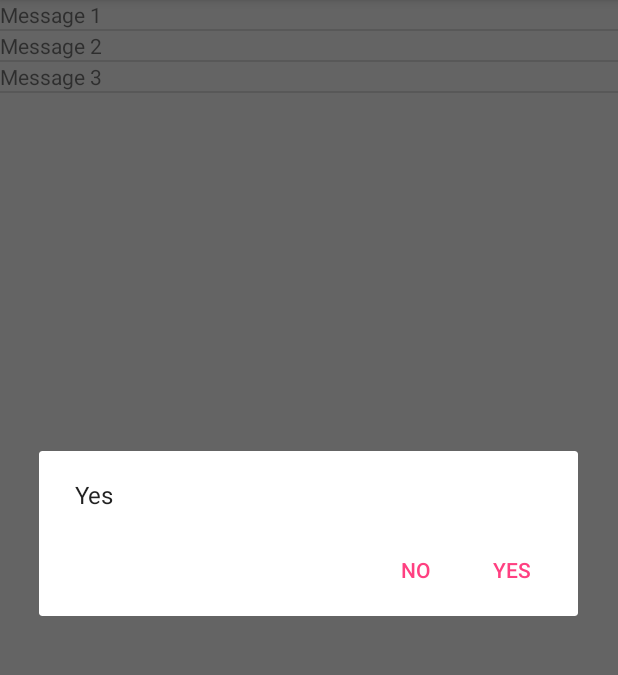
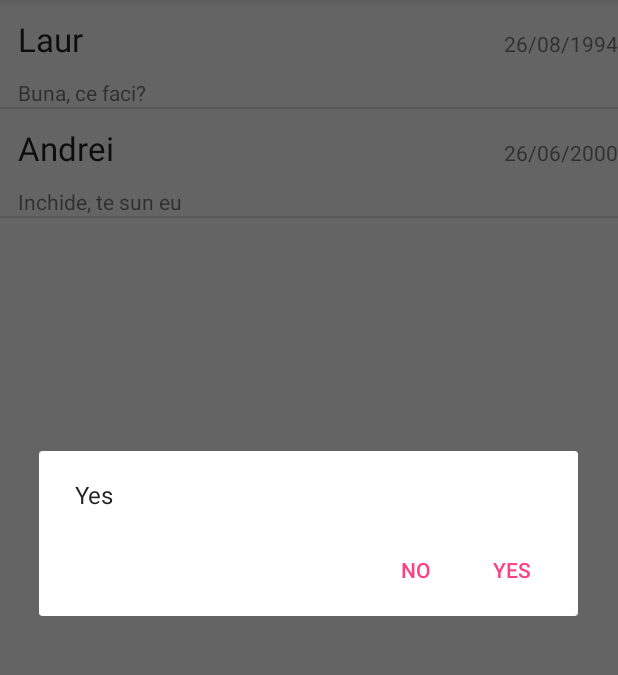
Before and after one commit to iordache-laurentiu/Master-projects, an Android app: the screen it shows after launch (MainActivity), in the options menu, after a tap on "Accesaţi meniul1", on a phone screen of 412 x 824 dp, the part 84-759 px from its top. Run offline under Robolectric (Android 15) with nearby library versions, the phone set to English and light mode, and no system bars.

Commit message:
ListView second try to display complexe objects content. It displays just some basic strings, which is enough for the requested sms read application.

```diff
--- a/sms-reader/app/src/main/java/com/envision/lstoicescu/sms_reader/MainActivity.java
+++ b/sms-reader/app/src/main/java/com/envision/lstoicescu/sms_reader/MainActivity.java
@@ -8,36 +8,41 @@ import android.os.Bundle;
 import android.view.Menu;
 import android.view.MenuItem;
 import android.view.View;
+import android.view.ViewGroup;
 import android.widget.AdapterView;
 import android.widget.ArrayAdapter;
 import android.widget.ListView;
 import android.widget.TextView;
 import android.widget.Toast;
 
+import com.envision.lstoicescu.sms_reader.dto.SmsPOJO;
+
+import java.util.ArrayList;
+import java.util.List;
+
 public class MainActivity extends AppCompatActivity {
+    List<SmsPOJO> smsList = new ArrayList<>();
 
     @Override
     protected void onCreate(Bundle savedInstanceState) {
         super.onCreate(savedInstanceState);
         setContentView(R.layout.activity_main);
-
-        String[] test = {"Message 1", "Message 2", "Message 3"};
         popList();
         registerClickCallback();
+        populateListView();
 
     }
 
     private void popList() {
-        String[] msg = {"Message 1", "Message 2", "Message 3"};
-        ArrayAdapter<String> adapter = new ArrayAdapter<String>(
-                this,        // context
-                R.layout.sms_item,  // layout to use (create)
-                msg                 // Items to be displayed
-        );
-        ListView list = (ListView) findViewById(R.id.list);
-        list.setAdapter(adapter);
+        smsList.add(new SmsPOJO("Laur", "Buna, ce faci?","26/08/1994"));
+        smsList.add(new SmsPOJO("Andrei", "Inchide, te sun eu","26/06/2000"));
     }
 
+    private void populateListView() {
+        ArrayAdapter<SmsPOJO> adaptor = new MyListAdapter();
+        ListView list = (ListView) findViewById(R.id.list);
+        list.setAdapter(adaptor);
+    }
 
     private void registerClickCallback() {
         ListView list = (ListView) findViewById(R.id.list);
@@ -45,9 +50,7 @@ public class MainActivity extends AppCompatActivity {
         list.setOnItemClickListener(new AdapterView.OnItemClickListener() {
             @Override
             public void onItemClick(AdapterView<?> parent, View viewClicked, int position, long id) {
-                TextView textView = (TextView) viewClicked;
-                String msg = "You clicked position " + position + " which is string: " + textView.getText().toString();
-                Toast.makeText(MainActivity.this, msg, Toast.LENGTH_LONG).show();
+                Toast.makeText(MainActivity.this, "Heh, lol", Toast.LENGTH_LONG).show();
             }
         }); // listener pentru elementele listei
     }
@@ -106,4 +109,31 @@ public class MainActivity extends AppCompatActivity {
         AlertDialog alert11 = builder1.create();
         alert11.show();
     }
+
+    private class MyListAdapter extends ArrayAdapter<SmsPOJO>{
+        public MyListAdapter(){
+            super(MainActivity.this, R.layout.sms_item, smsList);
+        }
+
+        @Override
+        public View getView(int position, View convertView, ViewGroup parent){
+            View itemView = convertView;
+            if(itemView == null){
+                itemView = getLayoutInflater().inflate(R.layout.sms_item, parent, false);
+            }
+            // Find the sms
+            SmsPOJO sms = smsList.get(position);
+
+            // Fill the view
+            TextView sender = (TextView) itemView.findViewById(R.id.item_sender);
+            TextView message = (TextView) itemView.findViewById(R.id.item_messagePreview);
+            TextView date = (TextView) itemView.findViewById(R.id.item_date);
+
+            sender.setText(sms.getSender());
+            message.setText(sms.getMessage());
+            date.setText(sms.getDate());
+
+            return itemView;
+        }
+    }
 }
--- /dev/null
+++ b/sms-reader/app/src/main/java/com/envision/lstoicescu/sms_reader/dto/SmsPOJO.java
@@ -0,0 +1,44 @@
+package com.envision.lstoicescu.sms_reader.dto;
+
+/**
+ * Created by lstoicescu on 5/3/2018.
+ */
+
+public class SmsPOJO {
+    private String sender;
+    private String message;
+    private String date;
+
+    public SmsPOJO() {
+    }
+
+    public SmsPOJO(String sender, String message, String date) {
+        this.sender = sender;
+        this.message = message;
+        this.date = date;
+    }
+
+    public String getSender() {
+        return sender;
+    }
+
+    public void setSender(String sender) {
+        this.sender = sender;
+    }
+
+    public String getMessage() {
+        return message;
+    }
+
+    public void setMessage(String message) {
+        this.message = message;
+    }
+
+    public String getDate() {
+        return date;
+    }
+
+    public void setDate(String date) {
+        this.date = date;
+    }
+}
--- a/sms-reader/app/src/main/res/layout/sms_item.xml
+++ b/sms-reader/app/src/main/res/layout/sms_item.xml
@@ -1,6 +1,34 @@
 <?xml version="1.0" encoding="utf-8"?>
-<TextView xmlns:android="http://schemas.android.com/apk/res/android"
+<RelativeLayout xmlns:android="http://schemas.android.com/apk/res/android"
     android:layout_width="match_parent"
     android:layout_height="match_parent">
 
-</TextView>
+    <TextView
+        android:id="@+id/item_sender"
+        android:layout_width="wrap_content"
+        android:layout_height="wrap_content"
+        android:layout_alignParentStart="true"
+        android:layout_alignParentTop="true"
+        android:layout_marginStart="12dp"
+        android:layout_marginTop="11dp"
+        android:text="TextView"
+        android:textAppearance="?android:attr/textAppearanceLarge" />
+
+    <TextView
+        android:id="@+id/item_messagePreview"
+        android:layout_width="wrap_content"
+        android:layout_height="wrap_content"
+        android:layout_alignStart="@+id/item_sender"
+        android:layout_below="@+id/item_sender"
+        android:layout_marginTop="11dp"
+        android:text="TextView" />
+
+    <TextView
+        android:id="@+id/item_date"
+        android:layout_width="wrap_content"
+        android:layout_height="wrap_content"
+        android:layout_alignBaseline="@+id/item_sender"
+        android:layout_alignBottom="@+id/item_sender"
+        android:layout_alignParentEnd="true"
+        android:text="TextView" />
+</RelativeLayout>
```
